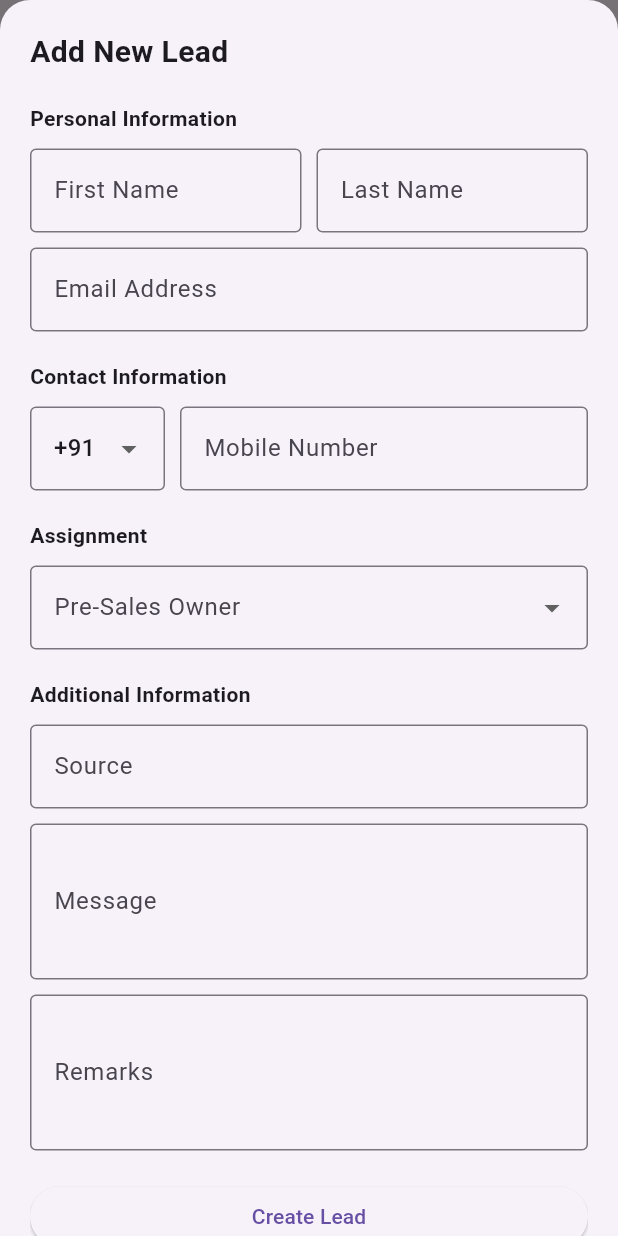
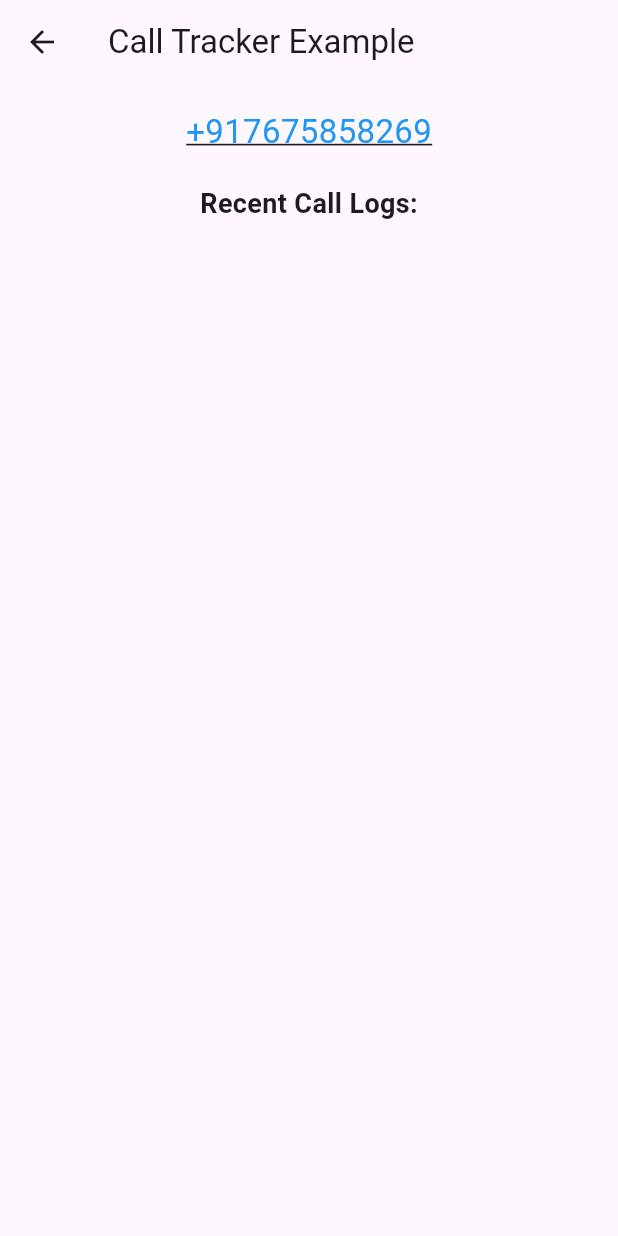
Before and after one commit to manojaramachandrana/crmmobile, a Flutter app: the Addnewlead screen opened directly, after a tap on the "add" icon, on a phone screen of 412 x 824 dp. Run offline on Flutter 3.47's test engine with Material 3 defaults, Android fonts, the light colour scheme and no system bars; our stand-ins replace firebase_auth, firebase_core, permission_handler; missing offline and left inert: call_log, phone_state; accounts and stored records are empty.

Commit message:
initial commit

```diff
--- a/lib/Screens/add-new-lead.dart
+++ b/lib/Screens/add-new-lead.dart
@@ -1,3 +1,4 @@
+import 'package:crmmobile/Screens/clicktoaddcall.dart';
 import 'package:crmmobile/constant.dart';
 import 'package:flutter/material.dart';
 
@@ -30,7 +31,7 @@ class _AddnewleadState extends State<Addnewlead> {
               borderRadius: BorderRadius.vertical(top: Radius.circular(20)),
             ),
             builder: (context) {
-              return const AddLeadForm();
+              return const CallTrackerPage();
             },
           );
         },
--- /dev/null
+++ b/lib/Screens/clicktoaddcall.dart
@@ -0,0 +1,167 @@
+import 'dart:async';
+import 'package:flutter/material.dart';
+import 'package:permission_handler/permission_handler.dart';
+import 'package:url_launcher/url_launcher.dart';
+import 'package:phone_state/phone_state.dart';
+import 'package:call_log/call_log.dart';
+
+void main() {
+  runApp(const MyApp());
+}
+
+class MyApp extends StatelessWidget {
+  const MyApp({super.key});
+
+  @override
+  Widget build(BuildContext context) {
+    return const MaterialApp(
+      home: CallTrackerPage(),
+    );
+  }
+}
+
+class CallTrackerPage extends StatefulWidget {
+  const CallTrackerPage({super.key});
+
+  @override
+  State<CallTrackerPage> createState() => _CallTrackerPageState();
+}
+
+class _CallTrackerPageState extends State<CallTrackerPage> {
+  StreamSubscription<PhoneState>? _phoneStateSubscription;
+
+  String number = "+917675858269";
+  bool isDisabled = false;
+
+  List<String> callLogs = [];
+
+  @override
+  void initState() {
+    super.initState();
+    requestPermissions();
+    listenCallState();
+  }
+
+  Future<void> requestPermissions() async {
+    // Request phone permission
+    var phoneStatus = await Permission.phone.request();
+
+    var contactsStatus = await Permission.contacts.request();
+
+    if (phoneStatus.isDenied || contactsStatus.isDenied) {
+      print("Permissions denied");
+    }
+
+    if (phoneStatus.isPermanentlyDenied || contactsStatus.isPermanentlyDenied) {
+      print("Permissions permanently denied, open settings");
+      openAppSettings();
+    }
+  }
+
+  void listenCallState() {
+    _phoneStateSubscription = PhoneState.stream.listen((event) {
+      switch (event.status) {
+        case PhoneStateStatus.CALL_STARTED:
+          print("Call started at: ${DateTime.now()}");
+          setState(() {
+            isDisabled = true;
+          });
+          break;
+        case PhoneStateStatus.CALL_ENDED:
+          print("Call ended at: ${DateTime.now()}");
+          setState(() {
+            isDisabled = false;
+          });
+          getRecentCalls();
+          break;
+        default:
+          break;
+      }
+    });
+  }
+
+  Future<void> makeCall() async {
+    if (isDisabled) return;
+
+    setState(() {
+      isDisabled = true;
+    });
+
+    final Uri phoneUri = Uri(scheme: 'tel', path: number);
+
+    if (await canLaunchUrl(phoneUri)) {
+      await launchUrl(
+        phoneUri,
+        mode: LaunchMode.externalApplication,
+      );
+    }
+  }
+
+  Future<void> getRecentCalls() async {
+    if (await Permission.phone.isGranted) {
+      Iterable<CallLogEntry> entries = await CallLog.get();
+
+      CallLogEntry? recentCall = entries.firstWhere(
+        (entry) => entry.number == number || entry.number == number.replaceAll('+91', '0'),
+        orElse: () => entries.first,
+      );
+
+      String type = recentCall.callType.toString().split('.').last;
+      String log = "${recentCall.name ?? recentCall.number} - $type - ${DateTime.fromMillisecondsSinceEpoch(recentCall.timestamp ?? 0)} - Duration: ${recentCall.duration} sec";
+
+      setState(() {
+        callLogs = [log];
+      });
+    } else {
+      print("Phone permission not granted for reading call logs");
+    }
+  }
+
+  @override
+  void dispose() {
+    _phoneStateSubscription?.cancel();
+    super.dispose();
+  }
+
+  @override
+  Widget build(BuildContext context) {
+    return Scaffold(
+      appBar: AppBar(
+        title: const Text("Call Tracker Example"),
+      ),
+      body: Padding(
+        padding: const EdgeInsets.all(16.0),
+        child: Column(
+          children: [
+            GestureDetector(
+              onTap: isDisabled ? null : makeCall,
+              child: Text(
+                number,
+                style: TextStyle(
+                  fontSize: 22,
+                  color: isDisabled ? Colors.grey : Colors.blue,
+                  decoration: TextDecoration.underline,
+                ),
+              ),
+            ),
+            const SizedBox(height: 20),
+            const Text(
+              "Recent Call Logs:",
+              style: TextStyle(fontSize: 18, fontWeight: FontWeight.bold),
+            ),
+            Expanded(
+              child: ListView.builder(
+                itemCount: callLogs.length,
+                itemBuilder: (context, index) {
+                  return ListTile(
+                    title: Text(callLogs[index]),
+                  );
+                },
+              ),
+            ),
+          ],
+        ),
+      ),
+    );
+  }
+}
--- a/lib/Screens/loginscreen.dart
+++ b/lib/Screens/loginscreen.dart
@@ -3,7 +3,6 @@ import 'package:flutter/material.dart';
 import 'package:firebase_auth/firebase_auth.dart';
 
 import '../constant.dart';
-
 
 class Loginscreen extends StatefulWidget {
   const Loginscreen({super.key});
@@ -16,7 +15,6 @@ class _LoginscreenState extends State<Loginscreen> {
   GlobalKey<FormState> formKey = GlobalKey<FormState> ();
   late String _email;
   late String _password;
-
 
   void signIn(BuildContext context) async{
     try{
--- a/pubspec.yaml
+++ b/pubspec.yaml
@@ -37,6 +37,10 @@ dependencies:
   firebase_core: ^4.5.0
   firebase_auth: ^6.2.0
   cloud_firestore: ^6.1.3
+  phone_state: ^2.1.0
+  url_launcher: ^6.2.5
+  permission_handler: ^11.3.0
+  call_log: ^5.0.1
 
 dev_dependencies:
   flutter_test:
```
Also changed, not shown: lib/Screens/query.dart (added), lib/constant.dart (line endings or trailing spaces), pubspec.lock, 9 other files.
